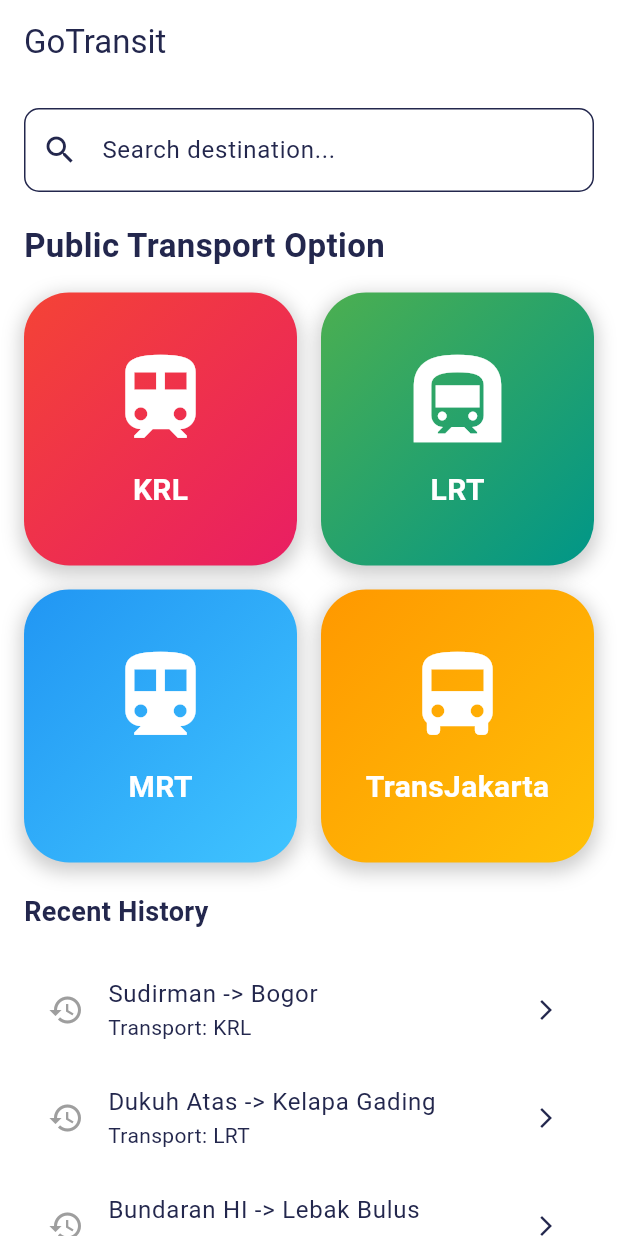
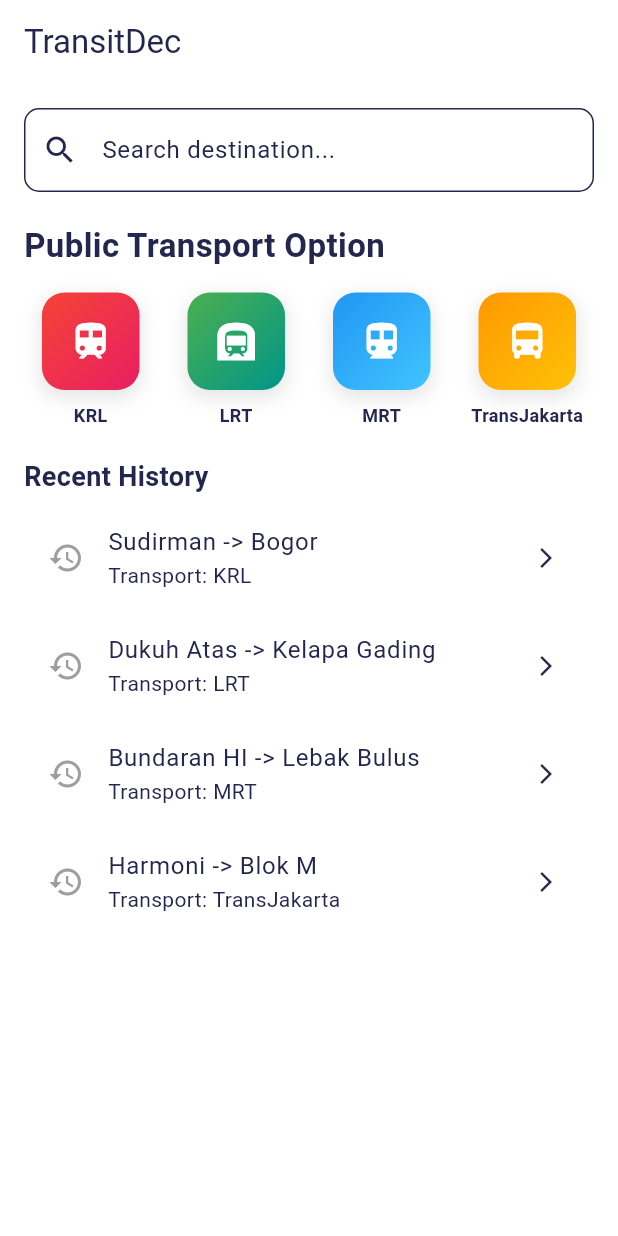
Before and after one commit to HengkyLaurencio/GoDec, a Flutter app: the TransitPage screen opened by its route, on a phone screen of 412 x 824 dp. Run offline on Flutter 3.47's test engine with Material 3 defaults, Android fonts, the phone set to English and light mode, and no system bars; our stand-ins replace bloc, cloud_firestore, equatable, firebase_auth, firebase_core, flutter_bloc and 2 more; missing offline and left inert: flutter_barcode_scanner; accounts and stored records are empty.

Commit message:
fix transit page

```diff
--- a/lib/features/promo/presentation/widget/promocard.dart
+++ b/lib/features/promo/presentation/widget/promocard.dart
@@ -1,6 +1,5 @@
 import 'package:flutter/material.dart';
 import 'package:go_router/go_router.dart';
-import 'package:godec/core/router/app_router.dart';
 
 class PromoCard extends StatelessWidget {
   final String title;
--- a/lib/features/promo/presentation/widget/promocard_small.dart
+++ b/lib/features/promo/presentation/widget/promocard_small.dart
@@ -1,6 +1,5 @@
 import 'package:flutter/material.dart';
 import 'package:go_router/go_router.dart';
-import 'package:godec/core/router/app_router.dart';
 
 class PromoCardSmall extends StatelessWidget {
   final String description;
--- a/lib/features/transit/presentation/page/transit_page.dart
+++ b/lib/features/transit/presentation/page/transit_page.dart
@@ -8,15 +8,15 @@
   @override
   Widget build(BuildContext context) {
     return Scaffold(
+      backgroundColor: Theme.of(context).colorScheme.surface,
       appBar: AppBar(
-        title: const Text("GoTransit"),
+        title: const Text("TransitDec"),
       ),
       body: SingleChildScrollView(
         padding: const EdgeInsets.all(16.0),
         child: Column(
           crossAxisAlignment: CrossAxisAlignment.start,
           children: [
-            // Search bar untuk memilih destinasi akhir
             TextField(
               decoration: InputDecoration(
                 hintText: 'Search destination...',
@@ -29,8 +29,6 @@
               ),
             ),
             const SizedBox(height: 20),
-
-            // Public transport option
             const Text(
               "Public Transport Option",
               style: TextStyle(
@@ -39,16 +37,11 @@
               ),
             ),
             const SizedBox(height: 16),
-
-            // Moda transportasi dalam bentuk grid card
-            GridView.count(
-              shrinkWrap: true,
-              physics: const NeverScrollableScrollPhysics(),
-              crossAxisCount: 2,
-              crossAxisSpacing: 16,
-              mainAxisSpacing: 16,
+            Row(
+              mainAxisAlignment: MainAxisAlignment.spaceBetween,
               children: [
-                TransportCard(
+                Expanded(
+                  child: TransportCard(
                     title: "KRL",
                     gradient: const LinearGradient(
                       colors: [Colors.red, Colors.pink],
@@ -60,7 +53,10 @@
                       // Aksi ketika KRL dipilih
                     },
                   ),
-                TransportCard(
+                ),
+                const SizedBox(width: 8),
+                Expanded(
+                  child: TransportCard(
                     title: "LRT",
                     gradient: const LinearGradient(
                       colors: [Colors.green, Colors.teal],
@@ -72,7 +68,10 @@
                       // Aksi ketika LRT dipilih
                     },
                   ),
-                TransportCard(
+                ),
+                const SizedBox(width: 8),
+                Expanded(
+                  child: TransportCard(
                     title: "MRT",
                     gradient: const LinearGradient(
                       colors: [Colors.blue, Colors.lightBlueAccent],
@@ -84,7 +83,10 @@
                       // Aksi ketika MRT dipilih
                     },
                   ),
-                TransportCard(
+                ),
+                const SizedBox(width: 8),
+                Expanded(
+                  child: TransportCard(
                     title: "TransJakarta",
                     gradient: const LinearGradient(
                       colors: [Colors.orange, Colors.amber],
@@ -96,11 +98,10 @@
                       // Aksi ketika TransJakarta dipilih
                     },
                   ),
+                ),
               ],
             ),
             const SizedBox(height: 20),
-
-            // History perjalanan
             const Text(
               "Recent History",
               style: TextStyle(
@@ -108,9 +109,7 @@
                 fontWeight: FontWeight.bold,
               ),
             ),
-            const SizedBox(height: 16),
-
-            // Daftar history dalam bentuk list
+            const SizedBox(height: 5),
             const Column(
               children: [
                 HistoryItem(
--- a/lib/features/transit/presentation/widget/history_item.dart
+++ b/lib/features/transit/presentation/widget/history_item.dart
@@ -6,11 +6,11 @@
   final String transportMode;
 
   const HistoryItem({
-    Key? key,
+    super.key,
     required this.from,
     required this.to,
     required this.transportMode,
-  }) : super(key: key);
+  });
 
   @override
   Widget build(BuildContext context) {
--- a/lib/features/transit/presentation/widget/transport_card.dart
+++ b/lib/features/transit/presentation/widget/transport_card.dart
@@ -7,54 +7,53 @@
   final VoidCallback onTap;
 
   const TransportCard({
-    Key? key,
+    super.key,
     required this.title,
     required this.gradient,
     required this.icon,
     required this.onTap,
-  }) : super(key: key);
+  });
 
   @override
   Widget build(BuildContext context) {
     return InkWell(
       onTap: onTap,
-      child: Container(
+      child: Column(
+        children: [
+          Container(
+            width: 65, // Menyesuaikan ukuran container
+            height: 65,
             decoration: BoxDecoration(
               gradient: gradient,
-          borderRadius:
-              BorderRadius.circular(30), // Mengubah sudut menjadi melengkung
+              borderRadius: BorderRadius.circular(15),
               boxShadow: [
                 BoxShadow(
-              color: Colors.black.withOpacity(0.2),
-              spreadRadius: 2,
+                  color: Colors.black.withOpacity(0.1),
+                  spreadRadius: 1,
                   blurRadius: 10,
                   offset: const Offset(0, 4),
                 ),
               ],
             ),
-        child: Padding(
-          padding: const EdgeInsets.symmetric(
-              vertical: 20, horizontal: 16), // Menambah padding
-          child: Column(
-            mainAxisAlignment: MainAxisAlignment.center,
-            children: [
-              Icon(
+            child: Icon(
               icon,
-                size: 70, // Menyesuaikan ukuran ikon
-                color: Colors.white,
-              ),
-              const SizedBox(height: 12),
-              Text(
-                title,
-                style: const TextStyle(
-                  fontSize: 20, // Menyesuaikan ukuran teks
-                  fontWeight: FontWeight.bold,
+              size: 30, // Mengurangi ukuran ikon
               color: Colors.white,
             ),
           ),
+          const SizedBox(height: 8),
+          Text(
+            title,
+            maxLines: 1, // Batasi teks menjadi 1 baris
+            overflow: TextOverflow
+                .ellipsis, // Tampilkan elipsis jika teks terlalu panjang
+            style: const TextStyle(
+              fontSize: 12, // Mengurangi ukuran teks
+              fontWeight: FontWeight.bold,
+            ),
+            textAlign: TextAlign.center, // Mengatur teks di tengah
+          ),
         ],
-          ),
-        ),
       ),
     );
   }
```
Lines whose indentation alone changed are shown as unchanged.
